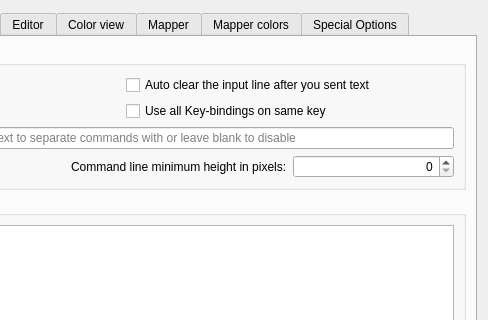
The window that src/ui/profile_preferences.ui (Mudlet/Mudlet) describes before a commit, drawn with Qt 5; both pictures show x 242 to 730 and y 0 to 320 of the 730 by 685 pixel window.
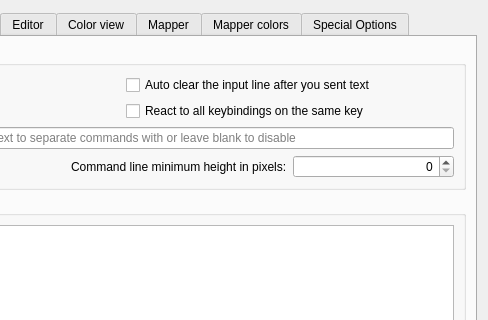
The same window after the commit. The open tabs and pages were chosen to show the change. Icons and pictures are not drawn. Custom widgets are drawn as their Qt base class.

Commit message: Revised: following further peer review

What changed in the file:
```diff
--- a/src/ui/profile_preferences.ui
+++ b/src/ui/profile_preferences.ui
@@ -431,7 +431,7 @@
              <string>&lt;html&gt;&lt;head/&gt;&lt;body&gt;&lt;p&gt;Check all Key-bindings against key-presses.&lt;/p&gt;&lt;p&gt;&lt;i&gt;Versions of Mudlet prior to &lt;b&gt;3.9.0&lt;/b&gt; would stop checking after the first matching combination of&lt;/i&gt; KeyCode &lt;i&gt;and&lt;/i&gt; KeyModifier &lt;i&gt;was found and then send the command and/or run the script of that Key-binding only.  This&lt;/i&gt; per-profile &lt;i&gt;option tells Mudlet to check and run the remaining matches; but, to retain compatibility with previous versions, defaults to the &lt;b&gt;un&lt;/b&gt;-checked state.&lt;/i&gt;&lt;/p&gt;&lt;/body&gt;&lt;/html&gt;</string>
             </property>
             <property name="text">
-             <string>Use all Key-bindings on same key</string>
+             <string>React to all keybindings on the same key</string>
             </property>
            </widget>
           </item>
```
The commit also changes 1 other file.
